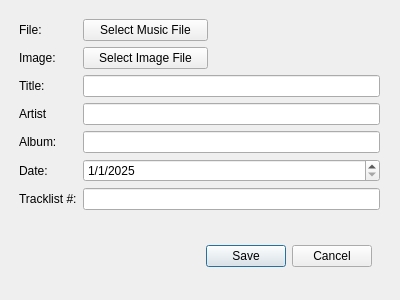
Above: Code/add_track_popup.ui from salamandarin/Music-Manager before the change. Below: the same form after it.
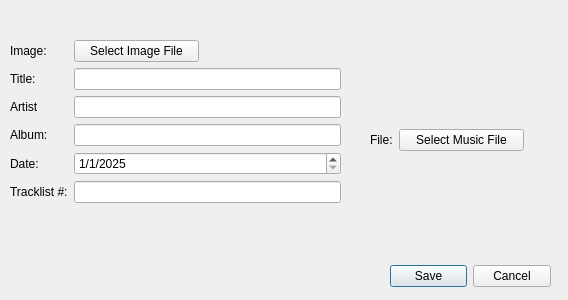
That is the form after the change.

Commit message: added save_image functionality

```diff
--- a/Code/add_track_popup.ui
+++ b/Code/add_track_popup.ui
@@ -6,23 +6,45 @@
    <rect>
     <x>0</x>
     <y>0</y>
-    <width>400</width>
+    <width>568</width>
     <height>300</height>
    </rect>
   </property>
   <property name="windowTitle">
    <string>Dialog</string>
   </property>
-  <widget class="QWidget" name="formLayoutWidget">
+  <widget class="QDialogButtonBox" name="button_box">
+   <property name="enabled">
+    <bool>true</bool>
+   </property>
    <property name="geometry">
     <rect>
-     <x>19</x>
+     <x>390</x>
+     <y>260</y>
+     <width>161</width>
+     <height>32</height>
+    </rect>
+   </property>
+   <property name="standardButtons">
+    <set>QDialogButtonBox::StandardButton::Cancel|QDialogButtonBox::StandardButton::Save</set>
+   </property>
+  </widget>
+  <widget class="QWidget" name="formLayoutWidget_2">
+   <property name="geometry">
+    <rect>
+     <x>339</x>
      <y>19</y>
-     <width>361</width>
+     <width>211</width>
      <height>241</height>
     </rect>
    </property>
-   <layout class="QFormLayout" name="formLayout">
+   <layout class="QFormLayout" name="formLayout_2">
+    <property name="labelAlignment">
+     <set>Qt::AlignmentFlag::AlignJustify|Qt::AlignmentFlag::AlignVCenter</set>
+    </property>
+    <property name="formAlignment">
+     <set>Qt::AlignmentFlag::AlignCenter</set>
+    </property>
     <item row="0" column="0">
      <widget class="QLabel" name="file_label">
       <property name="text">
@@ -30,6 +52,31 @@
       </property>
      </widget>
     </item>
+    <item row="0" column="1">
+     <widget class="QPushButton" name="choose_music_file_button">
+      <property name="maximumSize">
+       <size>
+        <width>125</width>
+        <height>16777215</height>
+       </size>
+      </property>
+      <property name="text">
+       <string>Select Music File</string>
+      </property>
+     </widget>
+    </item>
+   </layout>
+  </widget>
+  <widget class="QWidget" name="formLayoutWidget">
+   <property name="geometry">
+    <rect>
+     <x>10</x>
+     <y>20</y>
+     <width>331</width>
+     <height>251</height>
+    </rect>
+   </property>
+   <layout class="QFormLayout" name="formLayout_4">
     <item row="1" column="0">
      <widget class="QLabel" name="image_label">
       <property name="text">
@@ -37,6 +84,19 @@
       </property>
      </widget>
     </item>
+    <item row="1" column="1">
+     <widget class="QPushButton" name="choose_image_file_button">
+      <property name="maximumSize">
+       <size>
+        <width>125</width>
+        <height>16777215</height>
+       </size>
+      </property>
+      <property name="text">
+       <string>Select Image File</string>
+      </property>
+     </widget>
+    </item>
     <item row="2" column="0">
      <widget class="QLabel" name="title_label">
       <property name="text">
@@ -101,65 +161,15 @@
     <item row="6" column="1">
      <widget class="QLineEdit" name="tracklist_num_input"/>
     </item>
-    <item row="1" column="1">
-     <layout class="QHBoxLayout" name="horizontalLayout">
-      <item>
-       <widget class="QPushButton" name="choose_image_file_button">
-        <property name="maximumSize">
-         <size>
-          <width>125</width>
-          <height>16777215</height>
-         </size>
-        </property>
-        <property name="text">
-         <string>Select Image File</string>
-        </property>
-       </widget>
-      </item>
-      <item>
-       <widget class="QLabel" name="image_path">
-        <property name="text">
-         <string/>
-        </property>
-       </widget>
-      </item>
-     </layout>
-    </item>
     <item row="0" column="1">
-     <layout class="QHBoxLayout" name="horizontalLayout_2">
-      <item>
-       <widget class="QPushButton" name="choose_music_file_button">
-        <property name="maximumSize">
-         <size>
-          <width>125</width>
-          <height>16777215</height>
-         </size>
-        </property>
-        <property name="text">
-         <string>Select Music File</string>
-        </property>
-       </widget>
-      </item>
-     </layout>
+     <widget class="QLabel" name="image_path">
+      <property name="text">
+       <string/>
+      </property>
+     </widget>
     </item>
    </layout>
   </widget>
-  <widget class="QDialogButtonBox" name="button_box">
-   <property name="enabled">
-    <bool>true</bool>
-   </property>
-   <property name="geometry">
-    <rect>
-     <x>21</x>
-     <y>240</y>
-     <width>351</width>
-     <height>32</height>
-    </rect>
-   </property>
-   <property name="standardButtons">
-    <set>QDialogButtonBox::StandardButton::Cancel|QDialogButtonBox::StandardButton::Save</set>
-   </property>
-  </widget>
  </widget>
  <resources/>
  <connections>
```
The commit also changes 4 other files.
